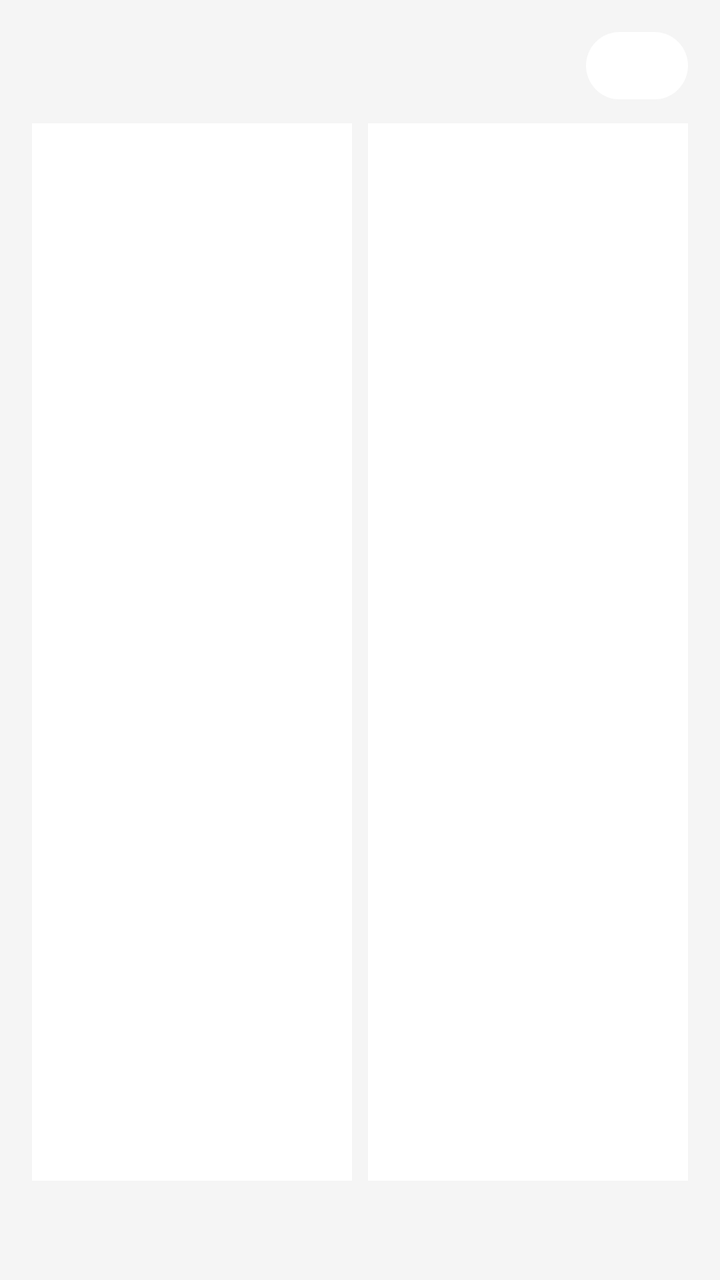
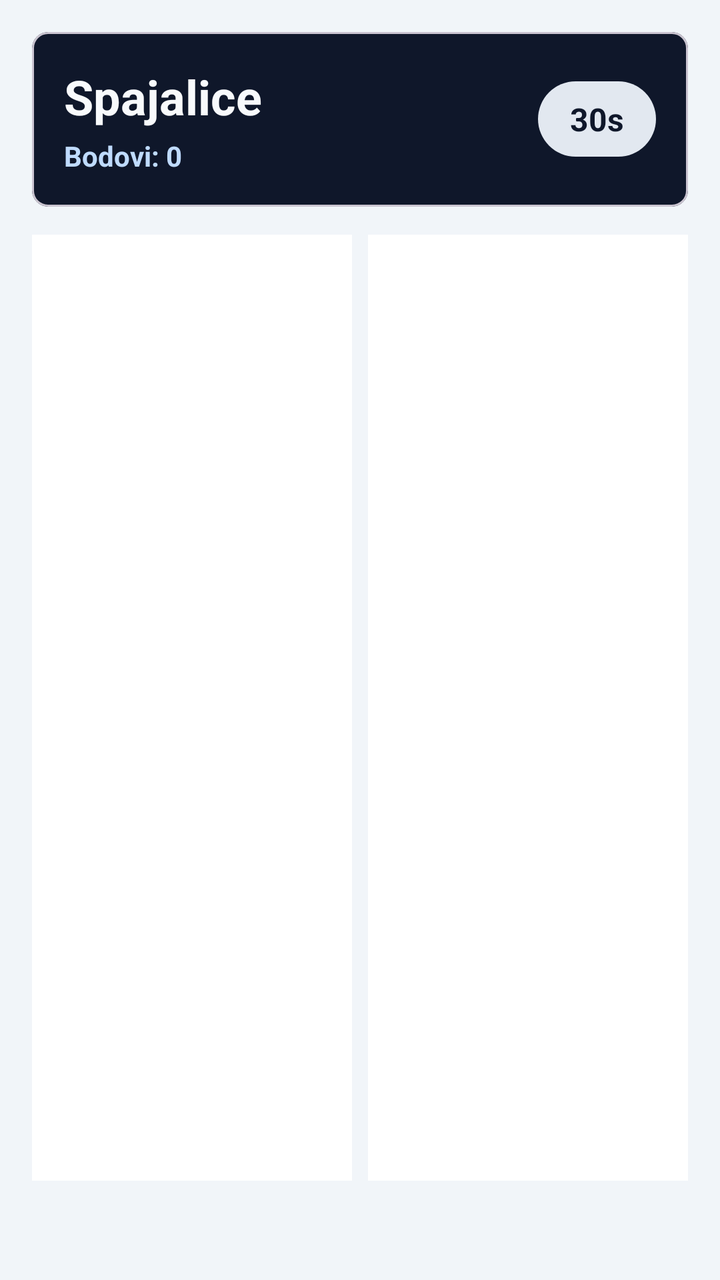

Compare the two renders of this Android layout. The source of the first and the diff that turns it into the second are given below.
<!-- AndroidManifest.xml: application theme Theme.MyApplication -->
<!-- res/layout/fragment_spojnice.xml -->
<?xml version="1.0" encoding="utf-8"?>
<LinearLayout xmlns:android="http://schemas.android.com/apk/res/android"
    android:layout_width="match_parent"
    android:layout_height="match_parent"
    android:orientation="vertical"
    android:padding="16dp"
    android:background="#F5F5F5">

    <TextView
        android:id="@+id/tvSpojniceTimer"
        android:layout_width="wrap_content"
        android:layout_height="wrap_content"
        android:text="30s"
        android:textStyle="bold"
        android:textSize="16sp"
        android:background="@drawable/bg_timer_pill"
        android:textColor="@color/white"
        android:paddingLeft="12dp"
        android:paddingRight="12dp"
        android:paddingTop="6dp"
        android:paddingBottom="6dp"
        android:layout_gravity="end"
        android:layout_marginBottom="12dp"/>

    <LinearLayout
        android:layout_width="match_parent"
        android:layout_height="0dp"
        android:layout_weight="1"
        android:orientation="horizontal">

        <GridLayout
            android:id="@+id/gridLeft"
            android:layout_width="0dp"
            android:layout_height="match_parent"
            android:layout_weight="1"
            android:background="@color/white"
            android:padding="8dp"/>

        <View
            android:layout_width="8dp"
            android:layout_height="match_parent"/>

        <GridLayout
            android:id="@+id/gridRight"
            android:layout_width="0dp"
            android:layout_height="match_parent"
            android:layout_weight="1"
            android:background="@color/white"
            android:padding="8dp"/>

    </LinearLayout>

    <TextView
        android:id="@+id/tvSpojniceResult"
        android:layout_width="wrap_content"
        android:layout_height="wrap_content"
        android:text=""
        android:textStyle="bold"
        android:textSize="16sp"
        android:textColor="#333"
        android:layout_marginTop="12dp"/>

</LinearLayout>
<!-- resources referenced by this layout -->
<resources>
  <color name="white">#FFFFFFFF</color>
  <!-- drawable bg_timer_pill (drawable) -->
  <?xml version="1.0" encoding="utf-8"?>
  <shape xmlns:android="http://schemas.android.com/apk/res/android"
      android:shape="rectangle">
      <solid android:color="#FFFFFF" />
      <corners android:radius="20dp" />
  </shape>
  <style name="Theme.MyApplication" parent="Base.Theme.MyApplication" />
  <style name="Base.Theme.MyApplication" parent="Theme.Material3.DayNight.NoActionBar">
          
          
      </style>
</resources>

<!-- the commit's change to res/layout/fragment_spojnice.xml (unified diff, before → after) -->
@@ -1,26 +1,68 @@
 <?xml version="1.0" encoding="utf-8"?>
 <LinearLayout xmlns:android="http://schemas.android.com/apk/res/android"
+    xmlns:app="http://schemas.android.com/apk/res-auto"
     android:layout_width="match_parent"
     android:layout_height="match_parent"
     android:orientation="vertical"
     android:padding="16dp"
-    android:background="#F5F5F5">
+    android:background="#F1F5F9">
 
-    <TextView
-        android:id="@+id/tvSpojniceTimer"
-        android:layout_width="wrap_content"
+    <com.google.android.material.card.MaterialCardView
+        android:layout_width="match_parent"
         android:layout_height="wrap_content"
-        android:text="30s"
-        android:textStyle="bold"
-        android:textSize="16sp"
-        android:background="@drawable/bg_timer_pill"
-        android:textColor="@color/white"
-        android:paddingLeft="12dp"
-        android:paddingRight="12dp"
-        android:paddingTop="6dp"
-        android:paddingBottom="6dp"
-        android:layout_gravity="end"
-        android:layout_marginBottom="12dp"/>
+        android:layout_marginBottom="14dp"
+        app:cardBackgroundColor="#0F172A"
+        app:cardCornerRadius="8dp"
+        app:cardElevation="0dp">
+
+        <LinearLayout
+            android:layout_width="match_parent"
+            android:layout_height="wrap_content"
+            android:gravity="center_vertical"
+            android:orientation="horizontal"
+            android:padding="16dp">
+
+            <LinearLayout
+                android:layout_width="0dp"
+                android:layout_height="wrap_content"
+                android:layout_weight="1"
+                android:orientation="vertical">
+
+                <TextView
+                    android:id="@+id/tvSpojniceTitle"
+                    android:layout_width="wrap_content"
+                    android:layout_height="wrap_content"
+                    android:text="Spajalice"
+                    android:textColor="#F8FAFC"
+                    android:textSize="24sp"
+                    android:textStyle="bold" />
+
+                <TextView
+                    android:id="@+id/tvSpojniceScore"
+                    android:layout_width="wrap_content"
+                    android:layout_height="wrap_content"
+                    android:layout_marginTop="4dp"
+                    android:text="Bodovi: 0"
+                    android:textColor="#BFDBFE"
+                    android:textSize="14sp"
+                    android:textStyle="bold" />
+            </LinearLayout>
+
+            <TextView
+                android:id="@+id/tvSpojniceTimer"
+                android:layout_width="wrap_content"
+                android:layout_height="wrap_content"
+                android:background="@drawable/bg_quiz_timer"
+                android:paddingStart="16dp"
+                android:paddingTop="8dp"
+                android:paddingEnd="16dp"
+                android:paddingBottom="8dp"
+                android:text="30s"
+                android:textColor="#0F172A"
+                android:textSize="16sp"
+                android:textStyle="bold" />
+        </LinearLayout>
+    </com.google.android.material.card.MaterialCardView>
 
     <LinearLayout
         android:layout_width="match_parent"
@@ -33,7 +75,7 @@
             android:layout_width="0dp"
             android:layout_height="match_parent"
             android:layout_weight="1"
-            android:background="@color/white"
+            android:background="#FFFFFF"
             android:padding="8dp"/>
 
         <View
@@ -45,7 +87,7 @@
             android:layout_width="0dp"
             android:layout_height="match_parent"
             android:layout_weight="1"
-            android:background="@color/white"
+            android:background="#FFFFFF"
             android:padding="8dp"/>
 
     </LinearLayout>
@@ -57,7 +99,7 @@
         android:text=""
         android:textStyle="bold"
         android:textSize="16sp"
-        android:textColor="#333"
+        android:textColor="#1E293B"
         android:layout_marginTop="12dp"/>
 
 </LinearLayout>
<!-- resource entries referenced after the edit -->
@@ -1,11 +1,10 @@
 <!-- resources referenced by this layout -->
 <resources>
-  <color name="white">#FFFFFFFF</color>
-  <!-- drawable bg_timer_pill (drawable) -->
+  <!-- drawable bg_quiz_timer (drawable) -->
   <?xml version="1.0" encoding="utf-8"?>
   <shape xmlns:android="http://schemas.android.com/apk/res/android"
       android:shape="rectangle">
-      <solid android:color="#FFFFFF" />
+      <solid android:color="#E2E8F0" />
       <corners android:radius="20dp" />
   </shape>
   <style name="Theme.MyApplication" parent="Base.Theme.MyApplication" />
